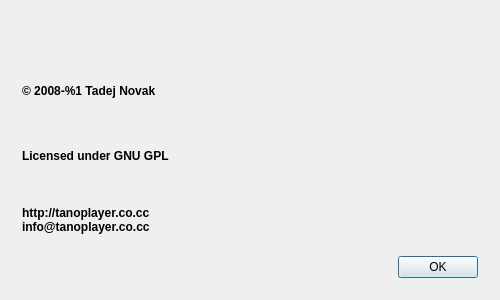
Old version of the form src/ui/About.ui in the repository ntadej/tano.
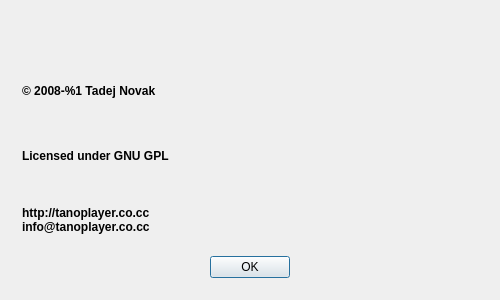
New version of the form. Icons and pictures are not drawn. Custom widgets are drawn as their Qt base class.

```diff
--- a/src/ui/About.ui
+++ b/src/ui/About.ui
@@ -194,6 +194,9 @@
          <property name="standardButtons">
           <set>QDialogButtonBox::Ok</set>
          </property>
+         <property name="centerButtons">
+          <bool>true</bool>
+         </property>
         </widget>
        </item>
       </layout>
```
